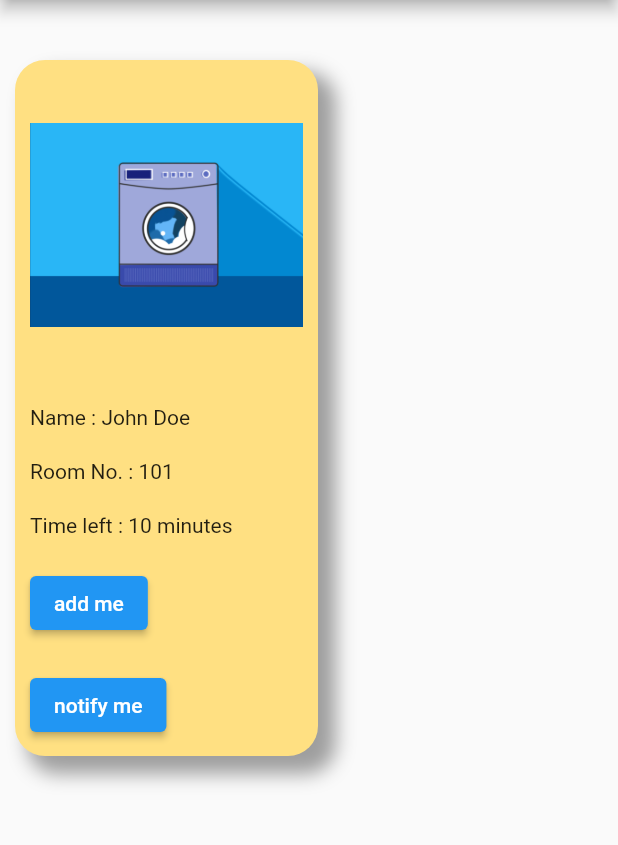
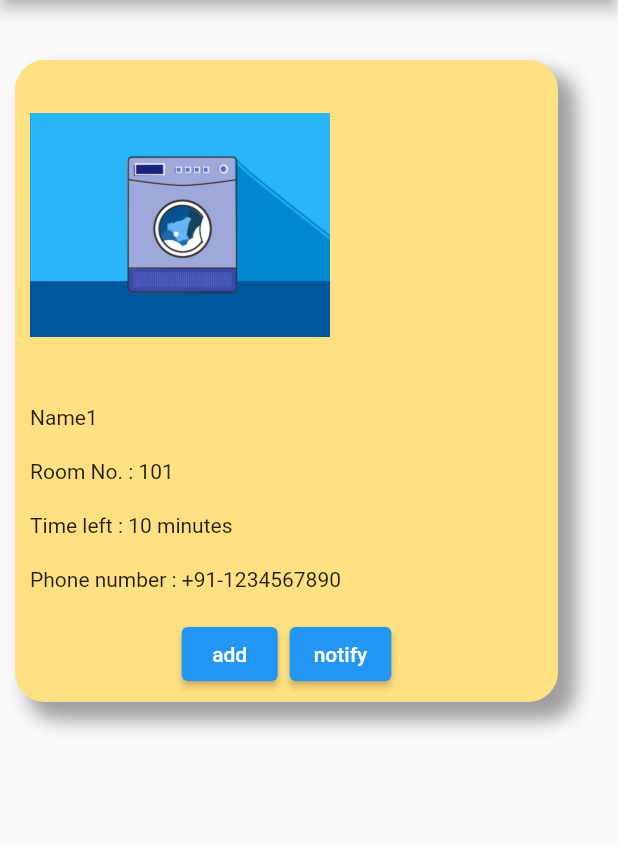
Before and after one commit to droidmaximus/laundromatic, a Flutter app: the screen it shows after launch, on a phone screen of 412 x 824 dp, the part 84-929 px from its top. Run offline on Flutter 3.47's test engine with Material 2 defaults, Android fonts, the light colour scheme and no system bars.

Commit message:
design and input half done

```diff
--- a/lib/FirstScreen.dart
+++ b/lib/FirstScreen.dart
@@ -1,6 +1,7 @@
 // ignore_for_file: file_names
 
 import 'package:flutter/material.dart';
+import 'package:laundromatic/form.dart';
 
 import './wash.dart';
 
@@ -14,7 +15,7 @@ class FirstScreen extends StatelessWidget {
         backgroundColor: Colors.amber,
       ),
       body: Column(children:<Widget> [
-        wash(),
+        wash('Name1', 'Phone1', 'Time1', 'Room1'),
         Padding(padding: EdgeInsets.all(10)),
 
       ],)
--- a/lib/wash.dart
+++ b/lib/wash.dart
@@ -9,6 +9,12 @@ class wash extends StatefulWidget {
   washstate createState() {
     return washstate();
   }
+  var name;
+  var phone;
+  var time;
+  var room;
+  wash(this.name,this.phone,this.time,this.room, {Key? key}) : super(key: key);
+
 }
 
 class washstate extends State<wash>{
@@ -32,7 +38,7 @@ class washstate extends State<wash>{
           ),
         ],
       ),
-      margin: EdgeInsets.only(top:40, left: sidealign, right: 200, bottom:40),
+      margin: EdgeInsets.only(top:40, left: sidealign, right: 40, bottom:40),
       width: double.infinity,
       child: Column (
         crossAxisAlignment: CrossAxisAlignment.start,
@@ -45,7 +51,7 @@ class washstate extends State<wash>{
           ),
 
           Container(
-          child:  Text('Name : John Doe' ),
+          child:  Text('Name1'),
           margin: EdgeInsets.all(10),
           ),
           Container(
@@ -57,9 +63,16 @@ class washstate extends State<wash>{
           margin: EdgeInsets.all(10),
           ),
           Container(
+          child: Text('Phone number : +91-1234567890'),
           margin: EdgeInsets.all(10),
+          ),
+          ButtonBar(
+            alignment: MainAxisAlignment.center,
+            children: <Widget>[
+              ButtonTheme(
+                minWidth: 80,
                 child: ElevatedButton(
-              child: Text("add me"),
+                  child: Text("add"),
                   onPressed: () {
                     Navigator.push(
                       context,
@@ -68,10 +81,10 @@ class washstate extends State<wash>{
                   },
                 ),
               ),
-          Container(
-            margin: EdgeInsets.all(10),
+              ButtonTheme(
+                minWidth: 80,
                 child: ElevatedButton(
-                child: Text('notify me'),
+                    child: Text('notify'),
                     onPressed: () {
                       ScaffoldMessenger.of(context).showSnackBar(
                       const SnackBar(content: Text('Notification Set!')),
@@ -79,6 +92,8 @@ class washstate extends State<wash>{
                     }
                 )
               ),
+            ],
+          )
         ]
       ),
     );
```
Also changed, not shown: lib/form.dart (+63 -1 lines), lib/main.dart (+0 -7 lines). Lines whose indentation alone changed are shown as unchanged.
